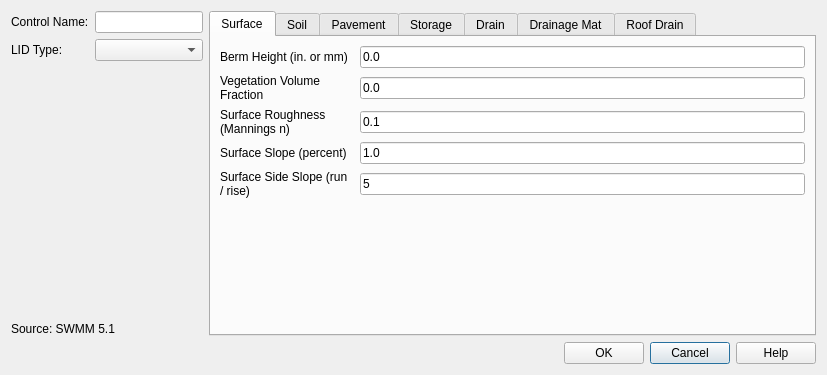
The window that core/ui/toolbars/epa/nonvisual_lids.ui (Giswater/giswater_qgis_plugin) describes before a commit, drawn with Qt 5.
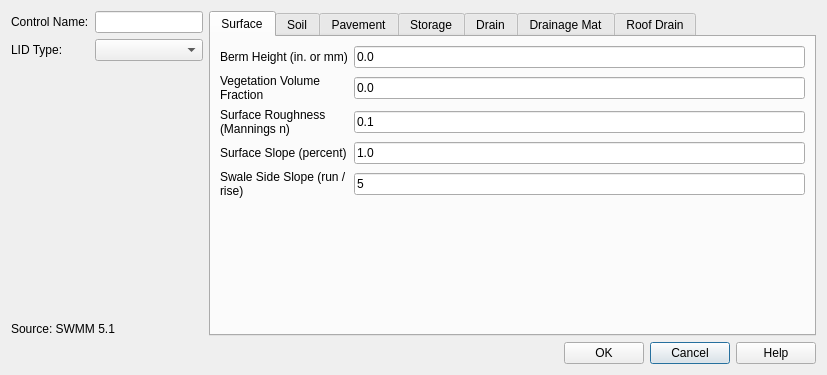
The same window after the commit. The open tabs and pages were chosen to show the change.

Commit message: fix(lids form): Improve error with hiden widgets

```diff
--- a/core/ui/toolbars/epa/nonvisual_lids.ui
+++ b/core/ui/toolbars/epa/nonvisual_lids.ui
@@ -215,7 +215,7 @@
            <item row="4" column="0">
             <widget class="QLabel" name="lbl_surface_side_slope">
              <property name="text">
-              <string>Surface Side Slope (run / rise)</string>
+              <string>Swale Side Slope (run / rise)</string>
              </property>
              <property name="wordWrap">
               <bool>true</bool>
```
Left out of the diff: 8 changed lines with no effect on the pictures. The commit also changes 1 other file.
